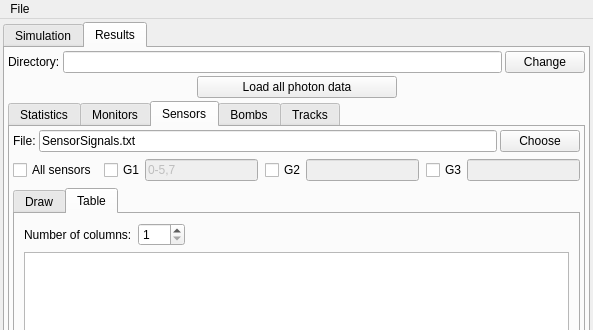
Old version of the form ants3bundle/src/ants3/gui/photsim/aphotsimwin.ui in the repository andrmor/ANTS3bundle; both pictures show x 0 to 593 and y 0 to 330 of the 593 by 655 pixel window.
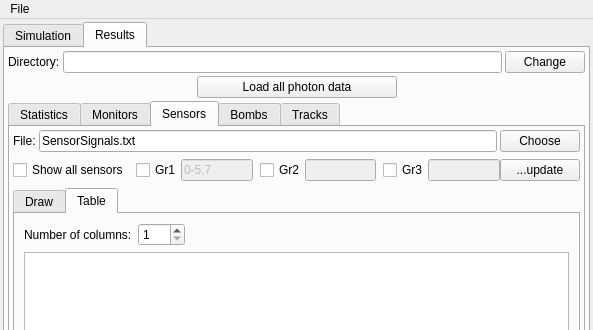
New version of the form. The open tabs and pages were chosen to show the change.

The edit to the form file:
```diff
--- a/ants3bundle/src/ants3/gui/photsim/aphotsimwin.ui
+++ b/ants3bundle/src/ants3/gui/photsim/aphotsimwin.ui
@@ -4129,7 +4129,7 @@
               <item>
                <widget class="QCheckBox" name="cbSensorsAll">
                 <property name="text">
-                 <string>All sensors</string>
+                 <string>Show all sensors</string>
                 </property>
                 <property name="checked">
                  <bool>false</bool>
@@ -4176,7 +4176,7 @@
                  <item>
                   <widget class="QCheckBox" name="cbSensorsG1">
                    <property name="text">
-                    <string>G1</string>
+                    <string>Gr1</string>
                    </property>
                   </widget>
                  </item>
@@ -4200,7 +4200,7 @@
                  <item>
                   <widget class="QCheckBox" name="cbSensorsG2">
                    <property name="text">
-                    <string>G2</string>
+                    <string>Gr2</string>
                    </property>
                   </widget>
                  </item>
@@ -4221,7 +4221,7 @@
                  <item>
                   <widget class="QCheckBox" name="cbSensorsG3">
                    <property name="text">
-                    <string>G3</string>
+                    <string>Gr3</string>
                    </property>
                   </widget>
                  </item>
@@ -4232,6 +4232,13 @@
                    </property>
                   </widget>
                  </item>
+                 <item>
+                  <widget class="QPushButton" name="pbUpdateSensorIndication">
+                   <property name="text">
+                    <string>...update</string>
+                   </property>
+                  </widget>
+                 </item>
                 </layout>
                </widget>
               </item>
```
Left out of the diff: 360 changed lines with no effect on the pictures.
